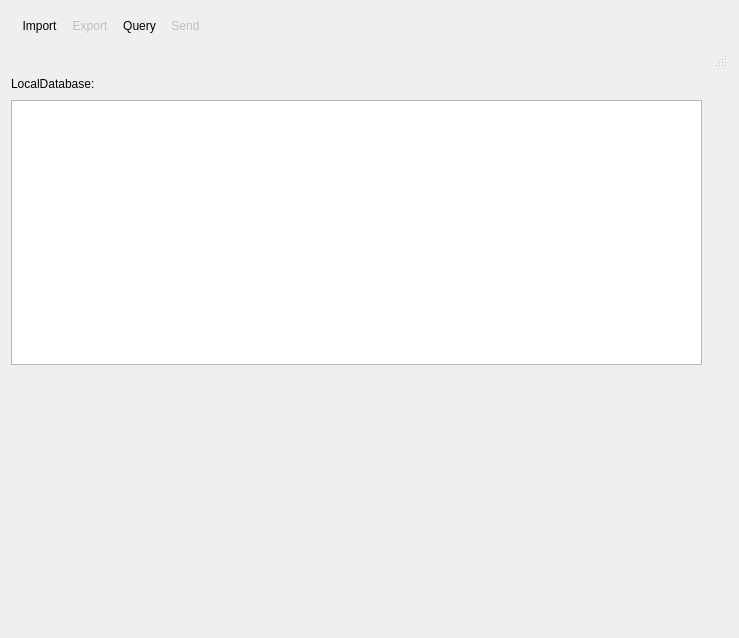
The window that Libs/DICOM/Widgets/Resources/UI/ctkDICOMAppWidget.ui (commontk/CTK) describes before a commit, drawn with Qt 5.
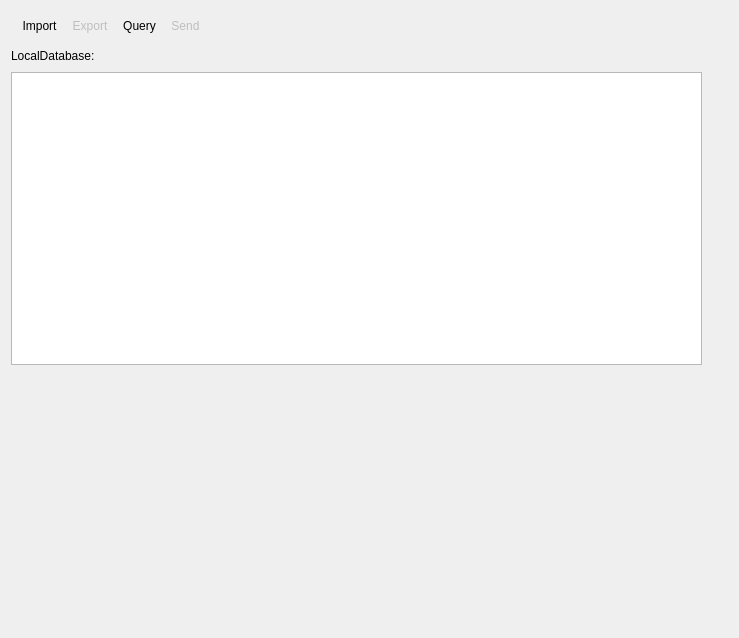
The same window after the commit. Custom widgets are drawn as their Qt base class.

Commit message:
Remove status bar from dicom app widget
Not sure what it was doing there in the first place, but
this extra widget added a resize handle in the middle
of the widget, which was very odd and non-standard (and
pretty useless, I think).

Diff of the .ui file:
```diff
--- a/Libs/DICOM/Widgets/Resources/UI/ctkDICOMAppWidget.ui
+++ b/Libs/DICOM/Widgets/Resources/UI/ctkDICOMAppWidget.ui
@@ -34,9 +34,6 @@
      <addaction name="actionSend"/>
     </widget>
    </item>
-   <item>
-    <widget class="QStatusBar" name="statusbar"/>
-   </item>
    <item>
     <layout class="QVBoxLayout" name="verticalLayout">
      <item>
```
